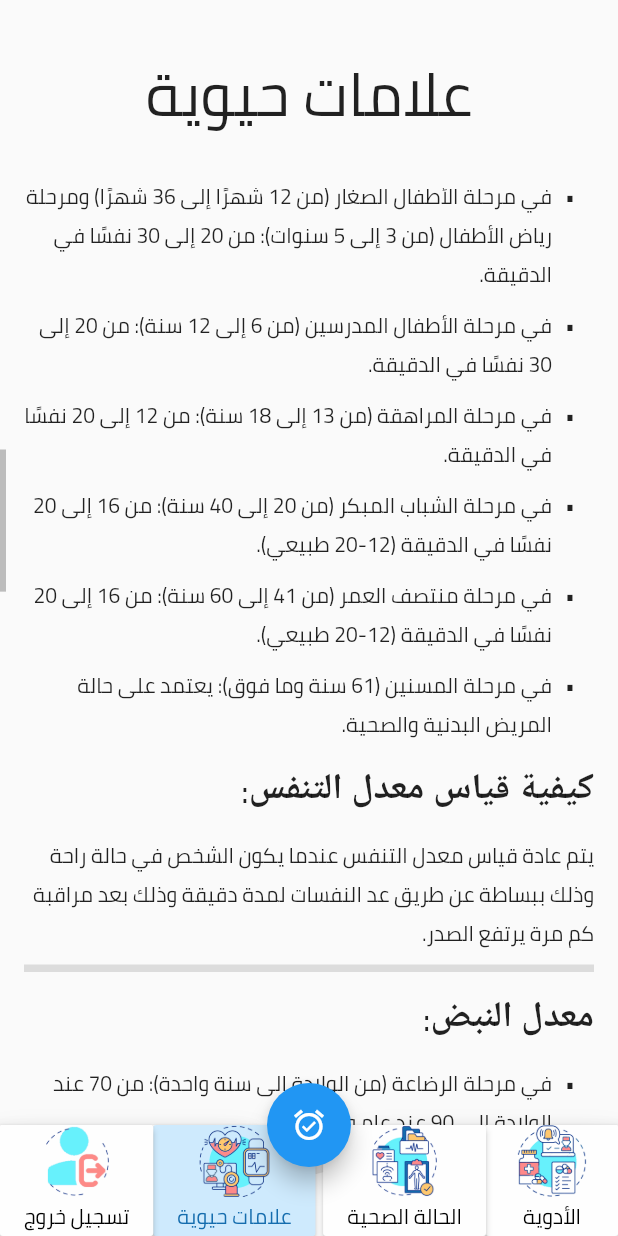
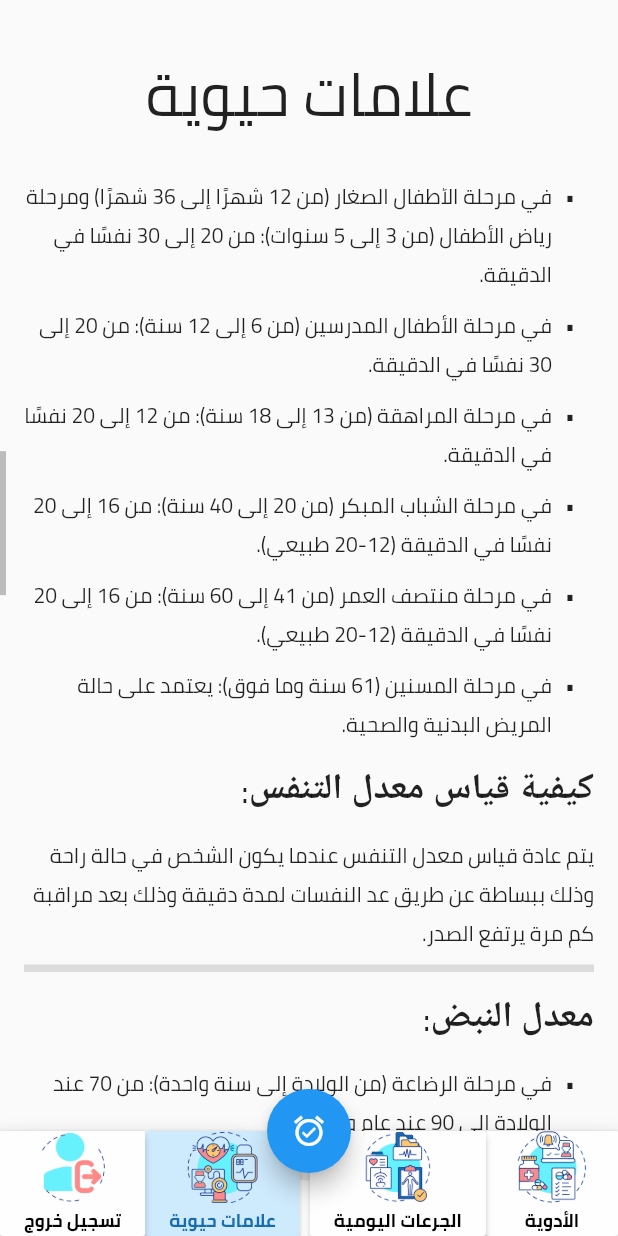
Before and after one commit to tawafmesar/medicineTime, a Flutter app: the HomeScreen screen opened by its route, item 2 of the bottom bar chosen, scrolled down 1152 dp, on a phone screen of 412 x 824 dp. Run offline on Flutter 3.47's test engine with Material 2 defaults, Android fonts, the phone set to English and light mode, and no system bars; our stand-ins replace cached_network_image, dartz, flutter_markdown, flutter_otp_text_field, get, lottie and 1 more; missing offline and left inert: day_night_time_picker, markdown; accounts and stored records are empty; project files that could hold a hidden picture were left out.

```diff
--- a/lib/controller/homescreen_controller.dart
+++ b/lib/controller/homescreen_controller.dart
@@ -32,7 +32,7 @@ class HomeScreenControllerImp extends HomeScreenController {
 
   List  titlebottomappbar = [
     "الأدوية" ,
-    "الحالة الصحية" ,
+    "الجرعات اليومية" ,
     "علامات حيوية" ,
     "تسجيل خروج"
   ] ;
--- a/lib/view/widget/home/custombuttonappbar.dart
+++ b/lib/view/widget/home/custombuttonappbar.dart
@@ -29,7 +29,8 @@ class CustomButtonAppBar extends StatelessWidget {
         ),
         Text(textbutton,
             style: TextStyle(
-                fontWeight: FontWeight.w400,
+                fontWeight: FontWeight.w600,
+                fontSize: 12,
                 color: active == true ? AppColor.primaryColor : Colors.black))
       ]),
     );
```
